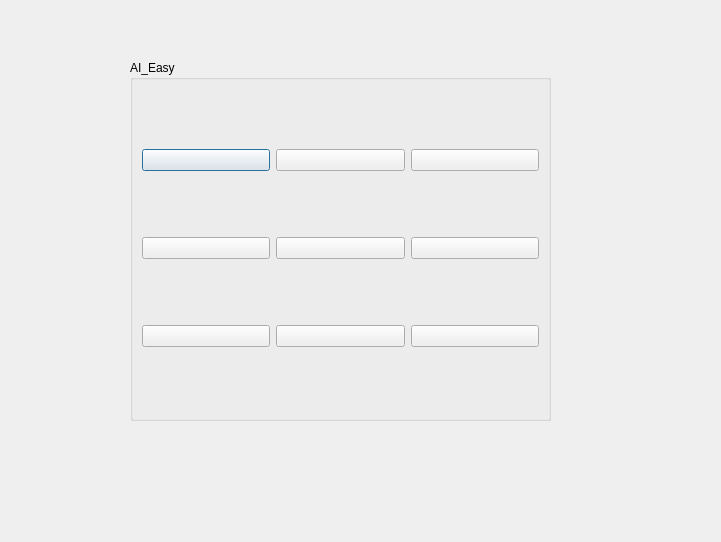
Before: the Qt Designer form GUI/aihard.ui in AHMED-ABDELLATIF56/Advanced-Tic-Tac-Toe, drawn with Qt 5.
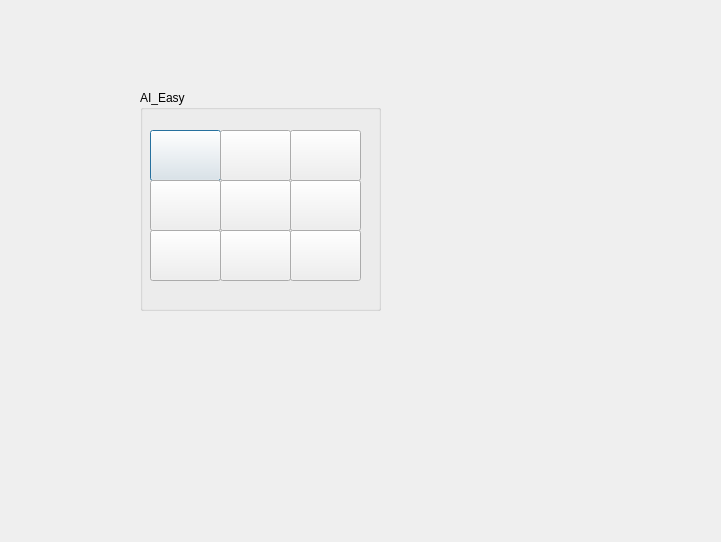
After: the same form once the commit is applied.

What changed in the file:
```diff
--- a/GUI/aihard.ui
+++ b/GUI/aihard.ui
@@ -16,80 +16,132 @@
   <widget class="QGroupBox" name="groupBox">
    <property name="geometry">
     <rect>
-     <x>130</x>
-     <y>60</y>
-     <width>421</width>
-     <height>361</height>
+     <x>140</x>
+     <y>90</y>
+     <width>241</width>
+     <height>221</height>
     </rect>
    </property>
    <property name="title">
     <string>AI_Easy</string>
    </property>
-   <layout class="QGridLayout" name="gridLayout">
-    <item row="0" column="0">
      <widget class="QPushButton" name="pushButton">
+    <property name="geometry">
+     <rect>
+      <x>10</x>
+      <y>40</y>
+      <width>71</width>
+      <height>51</height>
+     </rect>
+    </property>
       <property name="text">
        <string/>
       </property>
      </widget>
-    </item>
-    <item row="0" column="1">
      <widget class="QPushButton" name="pushButton_2">
+    <property name="geometry">
+     <rect>
+      <x>80</x>
+      <y>40</y>
+      <width>71</width>
+      <height>51</height>
+     </rect>
+    </property>
       <property name="text">
        <string/>
       </property>
      </widget>
-    </item>
-    <item row="0" column="2">
      <widget class="QPushButton" name="pushButton_3">
+    <property name="geometry">
+     <rect>
+      <x>150</x>
+      <y>40</y>
+      <width>71</width>
+      <height>51</height>
+     </rect>
+    </property>
       <property name="text">
        <string/>
       </property>
      </widget>
-    </item>
-    <item row="1" column="0">
      <widget class="QPushButton" name="pushButton_4">
+    <property name="geometry">
+     <rect>
+      <x>10</x>
+      <y>90</y>
+      <width>71</width>
+      <height>51</height>
+     </rect>
+    </property>
       <property name="text">
        <string/>
       </property>
      </widget>
-    </item>
-    <item row="1" column="1">
      <widget class="QPushButton" name="pushButton_5">
+    <property name="geometry">
+     <rect>
+      <x>80</x>
+      <y>90</y>
+      <width>71</width>
+      <height>51</height>
+     </rect>
+    </property>
       <property name="text">
        <string/>
       </property>
      </widget>
-    </item>
-    <item row="1" column="2">
      <widget class="QPushButton" name="pushButton_6">
+    <property name="geometry">
+     <rect>
+      <x>150</x>
+      <y>90</y>
+      <width>71</width>
+      <height>51</height>
+     </rect>
+    </property>
       <property name="text">
        <string/>
       </property>
      </widget>
-    </item>
-    <item row="2" column="0">
      <widget class="QPushButton" name="pushButton_7">
+    <property name="geometry">
+     <rect>
+      <x>10</x>
+      <y>140</y>
+      <width>71</width>
+      <height>51</height>
+     </rect>
+    </property>
       <property name="text">
        <string/>
       </property>
      </widget>
-    </item>
-    <item row="2" column="1">
      <widget class="QPushButton" name="pushButton_8">
+    <property name="geometry">
+     <rect>
+      <x>80</x>
+      <y>140</y>
+      <width>71</width>
+      <height>51</height>
+     </rect>
+    </property>
       <property name="text">
        <string/>
       </property>
      </widget>
-    </item>
-    <item row="2" column="2">
      <widget class="QPushButton" name="pushButton_9">
+    <property name="geometry">
+     <rect>
+      <x>150</x>
+      <y>140</y>
+      <width>71</width>
+      <height>51</height>
+     </rect>
+    </property>
       <property name="text">
        <string/>
       </property>
      </widget>
-    </item>
-   </layout>
   </widget>
  </widget>
  <resources/>
```
Lines whose indentation alone changed are shown as unchanged.
